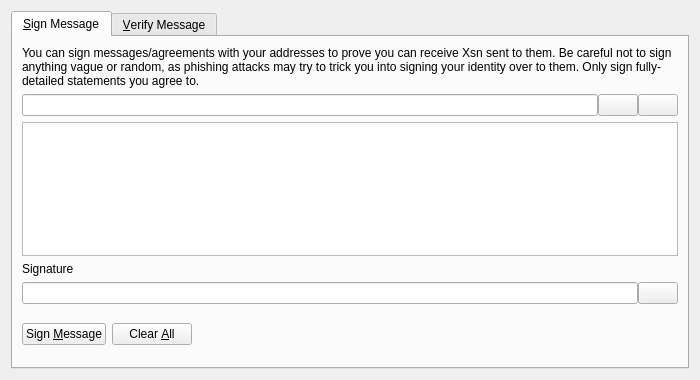
First picture: the form in src/qt/forms/signverifymessagedialog.ui, repository X9Developers/XSN, before the edit.
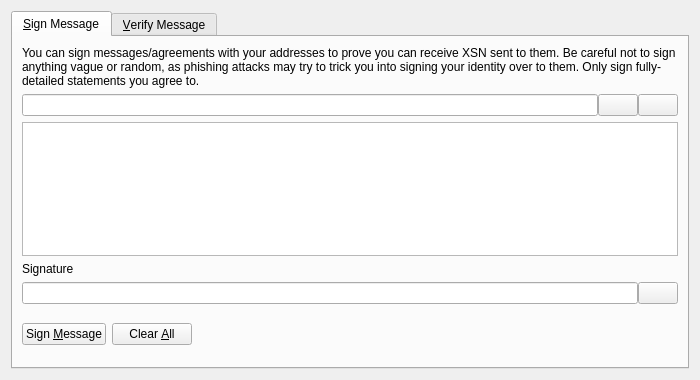
Second picture: the form after the edit. Custom widgets are drawn as their Qt base class.

What changed in the file:
```diff
--- a/src/qt/forms/signverifymessagedialog.ui
+++ b/src/qt/forms/signverifymessagedialog.ui
@@ -30,7 +30,7 @@
        <item>
         <widget class="QLabel" name="infoLabel_SM">
          <property name="text">
-          <string>You can sign messages/agreements with your addresses to prove you can receive Xsn sent to them. Be careful not to sign anything vague or random, as phishing attacks may try to trick you into signing your identity over to them. Only sign fully-detailed statements you agree to.</string>
+          <string>You can sign messages/agreements with your addresses to prove you can receive XSN sent to them. Be careful not to sign anything vague or random, as phishing attacks may try to trick you into signing your identity over to them. Only sign fully-detailed statements you agree to.</string>
          </property>
          <property name="textFormat">
           <enum>Qt::PlainText</enum>
```
Left out of the diff: 8 changed lines with no effect on the pictures.
